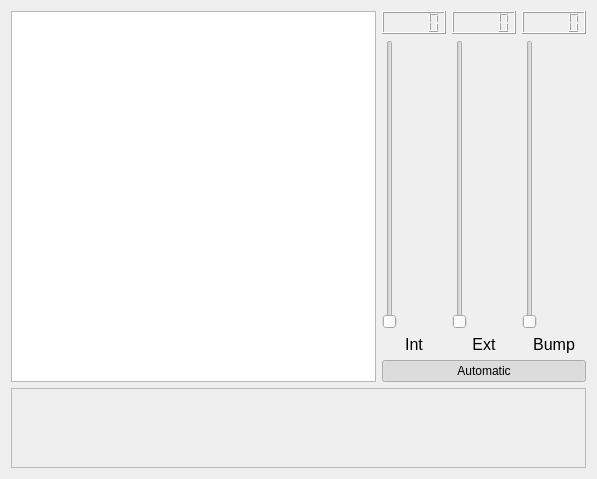
This is elasticpath/src/mainUI.ui in robocomp/robocomp-test as Qt 5 draws it before an edit. The edited form follows.
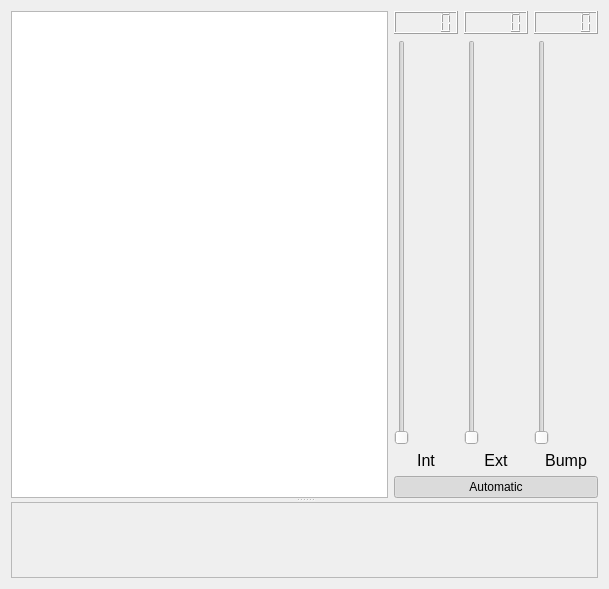
This is the edited form.

```diff
--- a/elasticpath/src/mainUI.ui
+++ b/elasticpath/src/mainUI.ui
@@ -6,17 +6,32 @@
    <rect>
     <x>0</x>
     <y>0</y>
-    <width>597</width>
-    <height>479</height>
+    <width>609</width>
+    <height>589</height>
    </rect>
   </property>
   <property name="windowTitle">
    <string>elasticpath</string>
   </property>
-  <layout class="QVBoxLayout" name="verticalLayout_8">
-   <item>
     <layout class="QVBoxLayout" name="verticalLayout_7">
      <item>
+    <widget class="QSplitter" name="splitter_4">
+     <property name="orientation">
+      <enum>Qt::Vertical</enum>
+     </property>
+     <widget class="QSplitter" name="splitter_3">
+      <property name="orientation">
+       <enum>Qt::Vertical</enum>
+      </property>
+      <widget class="QSplitter" name="splitter_2">
+       <property name="orientation">
+        <enum>Qt::Vertical</enum>
+       </property>
+       <widget class="QSplitter" name="splitter">
+        <property name="orientation">
+         <enum>Qt::Vertical</enum>
+        </property>
+        <widget class="QWidget" name="">
       <layout class="QVBoxLayout" name="verticalLayout_6">
        <item>
         <layout class="QVBoxLayout" name="verticalLayout_5">
@@ -150,21 +165,11 @@
         </layout>
        </item>
       </layout>
-     </item>
-     <item>
+        </widget>
+       </widget>
+      </widget>
+     </widget>
       <widget class="QFrame" name="frame">
-       <property name="minimumSize">
-        <size>
-         <width>0</width>
-         <height>80</height>
-        </size>
-       </property>
-       <property name="maximumSize">
-        <size>
-         <width>16777215</width>
-         <height>80</height>
-        </size>
-       </property>
        <property name="frameShape">
         <enum>QFrame::StyledPanel</enum>
        </property>
@@ -172,8 +177,7 @@
         <enum>QFrame::Raised</enum>
        </property>
       </widget>
-     </item>
-    </layout>
+    </widget>
    </item>
   </layout>
  </widget>
```
Left out of the diff: 64 changed lines with no effect on the pictures. Lines whose indentation alone changed are shown as unchanged.
